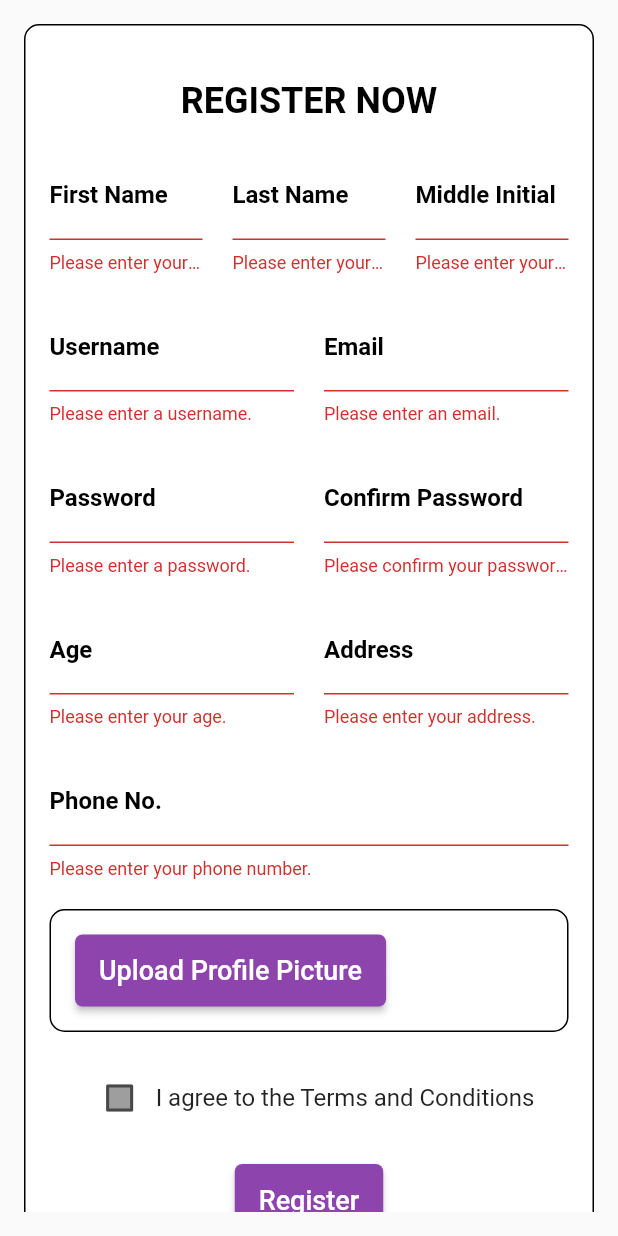
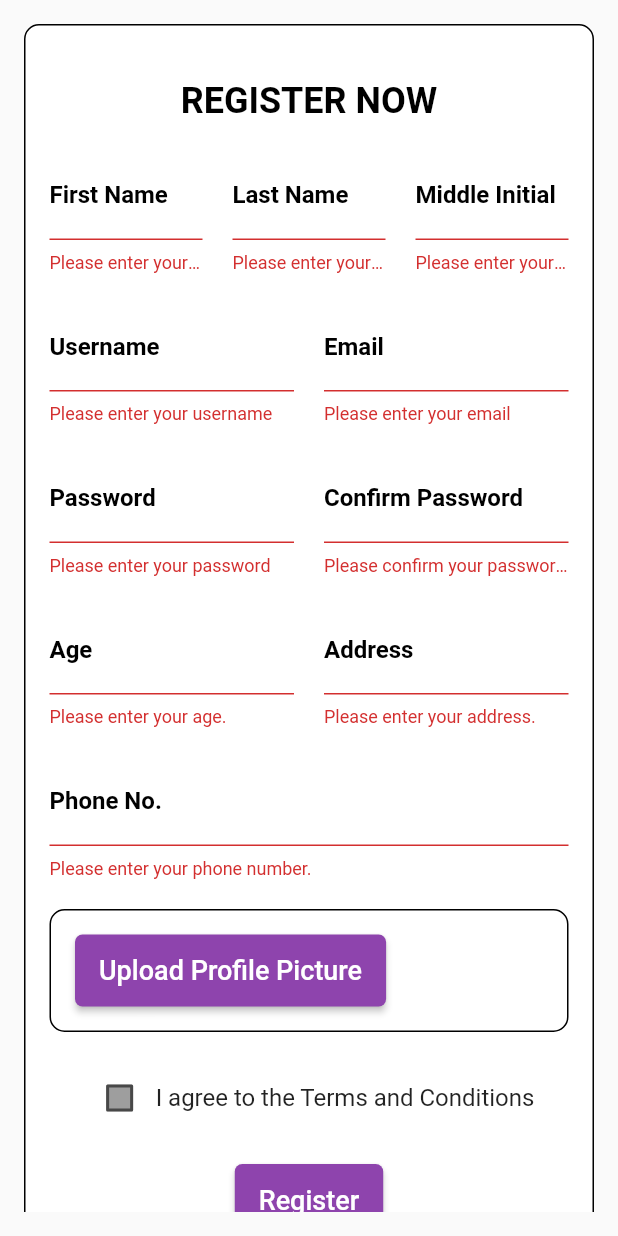
Before and after one commit to deanielledagondon/app-dev-mobile, a Flutter app: the RegisterPage screen opened directly, after a tap on "Register", on a phone screen of 412 x 824 dp. Run offline on Flutter 3.47's test engine with Material 2 defaults, Android fonts, the light colour scheme and no system bars; our stand-ins replace animated_bottom_navigation_bar, image_picker, shared_preferences; accounts and stored records are empty; network calls fail; Roboto replaces fonts that are missing (Rubik).

Commit message:
give up nako

```diff
--- a/lib/home.dart
+++ b/lib/home.dart
@@ -111,7 +111,7 @@ class _HomePageState extends State<HomePage> {
                   const Text(
                     'OUR MISSION IS TO BUILD YOUR DREAM',
                     style: TextStyle(
-                      color: Colors.white,
+                      color: Colors.black,
                       fontSize: 18,
                       fontWeight: FontWeight.bold,
                     ),
--- a/lib/main.dart
+++ b/lib/main.dart
@@ -15,11 +15,11 @@ class MyApp extends StatelessWidget {
   Widget build(BuildContext context) {
     return MaterialApp(
       debugShowCheckedModeBanner: false,
-      title: 'Flutter Demo',
+      title: 'App Dev',
       theme: ThemeData(
         primaryColor: const Color(0xFF8E44AD),
       ),
-      home: HomePage(),
+      home: LoginPage(),
     );
   }
 }
--- a/lib/model/users.dart
+++ b/lib/model/users.dart
@@ -1,26 +1,69 @@
-class User{
-  int? id;
-  String? name;
-  String? email;
-  String? image;
-  String? token;
+import 'dart:convert';
+
+List<User> userFromJson(String str) =>
+    List<User>.from(json.decode(str).map((x) => User.fromJson(x)));
+
+String userToJson(List<User> data) =>
+    json.encode(List<dynamic>.from(data.map((x) => x.toJson())));
+
+class User {
+  final int id;
+  final String firstName;
+  final String lastName;
+  final String middleInitial;
+  final String username;
+  final String email;
+  final String password;
+  final int age;
+  final String phoneNum;
+  final String address;
+  final String userType;
+  final String pp; // profile picture
 
   User({
-    this.id,
-    this.name,
-    this.email,
-    this.token,
-    this.image
+    required this.id,
+    required this.firstName,
+    required this.lastName,
+    required this.middleInitial,
+    required this.username,
+    required this.email,
+    required this.password,
+    required this.age,
+    required this.phoneNum,
+    required this.address,
+    required this.userType,
+    required this.pp,
   });
 
-  //convert json data to user model
-  factory User.fromJson(Map<String,dynamic> json){
-    return User(
-        id: json['user']['id'],
-        name: json['user']['name'],
-        email: json['user']['email'],
-        image: json['user']['image'],
-        token: json['token']
-    );
-  }
+  // Convert JSON data to User model
+  factory User.fromJson(Map<String, dynamic> json) => User(
+    id: json['id'],
+    firstName: json['firstName'],
+    lastName: json['lastName'],
+    middleInitial: json['middleInitial'],
+    username: json['username'],
+    email: json['email'],
+    password: json['password'],
+    age: json['age'],
+    phoneNum: json['phoneNum'],
+    address: json['address'],
+    userType: json['user_type'],
+    pp: json['pp'],
+  );
+
+  // Convert User model to JSON data
+  Map<String, dynamic> toJson() => {
+    'id': id,
+    'firstName': firstName,
+    'lastName': lastName,
+    'middleInitial': middleInitial,
+    'username': username,
+    'email': email,
+    'password': password,
+    'age': age,
+    'phoneNum': phoneNum,
+    'address': address,
+    'user_type': userType,
+    'pp': pp,
+  };
 }
--- a/lib/register.dart
+++ b/lib/register.dart
@@ -2,6 +2,10 @@ import 'package:flutter/material.dart';
 import 'package:http/http.dart' as http;
 import 'package:image_picker/image_picker.dart';
 import 'dart:convert';
+import 'package:app_dev_system/model/users.dart';
+
+// import 'package:app_dev_system/conn/api.dart';
+
 
 import 'login.dart';
 
@@ -14,35 +18,34 @@ class RegisterPage extends StatefulWidget {
 
 class _RegisterPageState extends State<RegisterPage> {
   final _formKey = GlobalKey<FormState>();
+
+
   final TextEditingController _firstNameController = TextEditingController();
   final TextEditingController _lastNameController = TextEditingController();
-  final TextEditingController _middleInitialController =
-      TextEditingController();
+  final TextEditingController _middleInitialController = TextEditingController();
   final TextEditingController _usernameController = TextEditingController();
   final TextEditingController _emailController = TextEditingController();
   final TextEditingController _passwordController = TextEditingController();
-  final TextEditingController _confirmPasswordController =
-      TextEditingController();
+  final TextEditingController _confirmPasswordController = TextEditingController();
   final TextEditingController _ageController = TextEditingController();
   final TextEditingController _addressController = TextEditingController();
   final TextEditingController _phoneNumController = TextEditingController();
 
   bool _termsAccepted = false;
   String _errorMessage = '';
-  String _profilePicture = '';
 
   void navigateToLoginPage() {
     Navigator.push(
       context,
       MaterialPageRoute(
           builder: (context) =>
-              LoginPage()), // Replace with your RegisterPage widget
+              LoginPage()),
     );
   }
 
   Future<void> _uploadImage() async {
     final picker = ImagePicker();
-    final pickedImage = await picker.getImage(source: ImageSource.gallery);
+    final pickedImage = await picker.pickImage(source: ImageSource.gallery);
 
     if (pickedImage != null) {
       final imageBytes = await pickedImage.readAsBytes();
@@ -52,6 +55,9 @@ class _RegisterPageState extends State<RegisterPage> {
       });
     }
   }
+
+  final String _UserType = 'User';
+  String _profilePicture = '';
 
   void register() async {
     if (!_formKey.currentState!.validate()) {
@@ -69,46 +75,59 @@ class _RegisterPageState extends State<RegisterPage> {
     final address = _addressController.text;
     final phoneNum = _phoneNumController.text;
 
-    // Perform the registration API call
+    // Create a new User instance
+    final user = User(
+      id: 0, // Set to 0 or default value since it will be assigned by the server
+      firstName: firstName,
+      lastName: lastName,
+      middleInitial: middleInitial,
+      username: username,
+      email: email,
+      password: password,
+      age: int.parse(age),
+      phoneNum: phoneNum,
+      address: address,
+      userType: _UserType,
+      pp: _profilePicture,
+    );
+
+    // Convert the user to JSON
+    final userJson = userToJson([user]);
+
+    // Make the POST request to the server
     final response = await http.post(
-      Uri.parse('http://your-api-endpoint/register'),
-      // Replace with your API endpoint
-      body: {
-        'firstName': firstName,
-        'lastName': lastName,
-        'middleInitial': middleInitial,
-        'username': username,
-        'email': email,
-        'password': password,
-        'cpassword': confirmPassword,
-        'age': age,
-        'address': address,
-        'phoneNum': phoneNum,
-        'pp': _profilePicture,
-        'terms': _termsAccepted.toString(),
+      Uri.parse('https://app-dev-project.000webhostapp.com/register.php'),
+      headers: <String, String>{
+        'Content-Type': 'application/json',
       },
+      body: userJson,
     );
 
     if (response.statusCode == 200) {
-      // Registration successful
-      final responseData = response.body;
-
-      if (responseData == 'Registered successfully!') {
-        // Redirect to login page or perform any other necessary actions
-        Navigator.pushReplacement(
-          context,
-          MaterialPageRoute(builder: (context) => LoginPage()),
-        );
-      } else {
-        setState(() {
-          _errorMessage = responseData;
-        });
-      }
+      // Registration successful, navigate to login page
+      Navigator.push(
+        context,
+        MaterialPageRoute(builder: (context) => LoginPage()),
+      );
     } else {
-      // Registration failed
-      setState(() {
-        _errorMessage = 'Registration failed. Please try again later.';
-      });
+      // Registration failed, show error message
+      showDialog(
+        context: context,
+        builder: (BuildContext context) {
+          return AlertDialog(
+            title: Text('Registration Failed'),
+            content: Text('An error occurred while registering. Please try again.'),
+            actions: [
+              TextButton(
+                onPressed: () {
+                  Navigator.of(context).pop();
+                },
+                child: Text('OK'),
+              ),
+            ],
+          );
+        },
+      );
     }
   }
 
@@ -187,9 +206,9 @@ class _RegisterPageState extends State<RegisterPage> {
                                 fontWeight: FontWeight.bold,
                                 fontFamily: 'Rubik'),
                           ),
-                          validator: (value) {
-                            if (value!.isEmpty) {
-                              return 'Please enter your first name.';
+                          validator: (String? value) {
+                            if (value == null || value.isEmpty) {
+                              return 'Please enter your first name';
                             }
                             return null;
                           },
@@ -214,9 +233,9 @@ class _RegisterPageState extends State<RegisterPage> {
                                 fontWeight: FontWeight.bold,
                                 fontFamily: 'Rubik'),
                           ),
-                          validator: (value) {
-                            if (value!.isEmpty) {
-                              return 'Please enter your last name.';
+                          validator: (String? value) {
+                            if (value == null || value.isEmpty) {
+                              return 'Please enter your last name';
                             }
                             return null;
                           },
@@ -241,9 +260,9 @@ class _RegisterPageState extends State<RegisterPage> {
                                 fontWeight: FontWeight.bold,
                                 fontFamily: 'Rubik'),
                           ),
-                          validator: (value) {
-                            if (value!.isEmpty) {
-                              return 'Please enter your middle initial.';
+                          validator: (String? value) {
+                            if (value == null || value.isEmpty) {
+                              return 'Please enter your middle initial';
                             }
                             return null;
                           },
@@ -272,9 +291,9 @@ class _RegisterPageState extends State<RegisterPage> {
                                 fontWeight: FontWeight.bold,
                                 fontFamily: 'Rubik'),
                           ),
-                          validator: (value) {
-                            if (value!.isEmpty) {
-                              return 'Please enter a username.';
+                          validator: (String? value) {
+                            if (value == null || value.isEmpty) {
+                              return 'Please enter your username';
                             }
                             return null;
                           },
@@ -299,9 +318,9 @@ class _RegisterPageState extends State<RegisterPage> {
                                 fontWeight: FontWeight.bold,
                                 fontFamily: 'Rubik'),
                           ),
-                          validator: (value) {
-                            if (value!.isEmpty) {
-                              return 'Please enter an email.';
+                          validator: (String? value) {
+                            if (value == null || value.isEmpty) {
+                              return 'Please enter your email';
                             }
                             return null;
                           },
@@ -331,9 +350,9 @@ class _RegisterPageState extends State<RegisterPage> {
                                 fontFamily: 'Rubik'),
                           ),
                           obscureText: true,
-                          validator: (value) {
-                            if (value!.isEmpty) {
-                              return 'Please enter a password.';
+                          validator: (String? value) {
+                            if (value == null || value.isEmpty) {
+                              return 'Please enter your password';
                             }
                             return null;
                           },
@@ -359,8 +378,8 @@ class _RegisterPageState extends State<RegisterPage> {
                                 fontFamily: 'Rubik'),
                           ),
                           obscureText: true,
-                          validator: (value) {
-                            if (value!.isEmpty) {
+                          validator: (String? value) {
+                            if (value == null || value.isEmpty) {
                               return 'Please confirm your password.';
                             }
                             if (value != _passwordController.text) {
@@ -394,8 +413,8 @@ class _RegisterPageState extends State<RegisterPage> {
                                 fontFamily: 'Rubik'),
                           ),
                           keyboardType: TextInputType.number,
-                          validator: (value) {
-                            if (value!.isEmpty) {
+                          validator: (String? value) {
+                            if (value == null || value.isEmpty) {
                               return 'Please enter your age.';
                             }
                             return null;
@@ -421,8 +440,8 @@ class _RegisterPageState extends State<RegisterPage> {
                                 fontWeight: FontWeight.bold,
                                 fontFamily: 'Rubik'),
                           ),
-                          validator: (value) {
-                            if (value!.isEmpty) {
+                          validator: (String? value) {
+                            if (value == null || value.isEmpty) {
                               return 'Please enter your address.';
                             }
                             return null;
@@ -450,8 +469,8 @@ class _RegisterPageState extends State<RegisterPage> {
                           fontFamily: 'Rubik'),
                     ),
                     keyboardType: TextInputType.phone,
-                    validator: (value) {
-                      if (value!.isEmpty) {
+                    validator: (String? value) {
+                      if (value == null || value.isEmpty) {
                         return 'Please enter your phone number.';
                       }
                       return null;
```
Also changed, not shown: lib/conn/api.dart (added, +8 -0 lines), lib/login.dart (+19 -17 lines), lib/model/products.dart (+32 -0 lines), pubspec.yaml (+8 -5 lines), assets/author-2.jpg (added), pubspec.lock, 3 other files.
